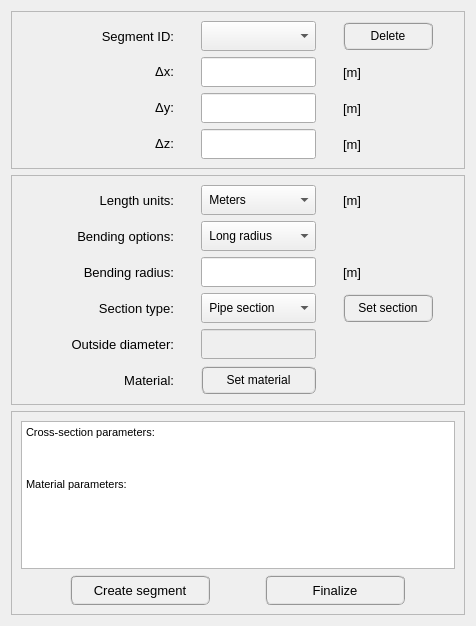
Above: data/user_input/ui_files/Model/geometry/add_widget.ui from open-pulse/OpenPulse before the change. Below: the same form after it.
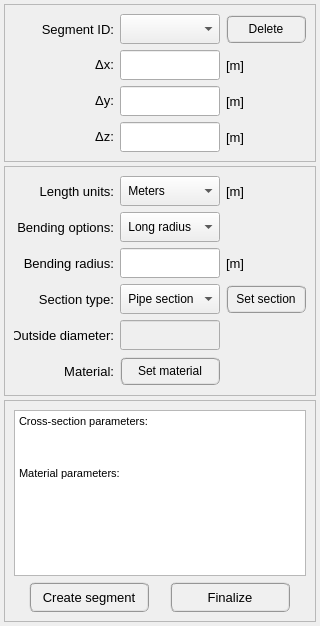
That is the form after the change.

```diff
--- a/data/user_input/ui_files/Model/geometry/add_widget.ui
+++ b/data/user_input/ui_files/Model/geometry/add_widget.ui
@@ -6,7 +6,7 @@
    <rect>
     <x>0</x>
     <y>0</y>
-    <width>476</width>
+    <width>320</width>
     <height>626</height>
    </rect>
   </property>
@@ -14,6 +14,21 @@
    <string>Form</string>
   </property>
   <layout class="QVBoxLayout" name="verticalLayout">
+   <property name="spacing">
+    <number>4</number>
+   </property>
+   <property name="leftMargin">
+    <number>4</number>
+   </property>
+   <property name="topMargin">
+    <number>4</number>
+   </property>
+   <property name="rightMargin">
+    <number>4</number>
+   </property>
+   <property name="bottomMargin">
+    <number>4</number>
+   </property>
    <item>
     <widget class="QFrame" name="frame_3">
      <property name="sizePolicy">
@@ -33,7 +48,7 @@
        <widget class="QLineEdit" name="lineEdit_delta_y">
         <property name="minimumSize">
          <size>
-          <width>108</width>
+          <width>100</width>
           <height>30</height>
          </size>
         </property>
@@ -57,7 +72,7 @@
        <widget class="QLabel" name="label_10">
         <property name="minimumSize">
          <size>
-          <width>132</width>
+          <width>100</width>
           <height>30</height>
          </size>
         </property>
@@ -96,7 +111,7 @@
        <widget class="QLabel" name="label_2">
         <property name="minimumSize">
          <size>
-          <width>132</width>
+          <width>100</width>
           <height>30</height>
          </size>
         </property>
@@ -138,7 +153,7 @@
        <widget class="QLabel" name="label">
         <property name="minimumSize">
          <size>
-          <width>132</width>
+          <width>100</width>
           <height>30</height>
          </size>
         </property>
@@ -168,7 +183,7 @@
        <widget class="QComboBox" name="comboBox_segment_id">
         <property name="minimumSize">
          <size>
-          <width>108</width>
+          <width>100</width>
           <height>30</height>
          </size>
         </property>
@@ -192,7 +207,7 @@
        <widget class="QLabel" name="label_3">
         <property name="minimumSize">
          <size>
-          <width>132</width>
+          <width>100</width>
           <height>30</height>
          </size>
         </property>
@@ -222,7 +237,7 @@
        <widget class="QLineEdit" name="lineEdit_delta_z">
         <property name="minimumSize">
          <size>
-          <width>108</width>
+          <width>100</width>
           <height>30</height>
          </size>
         </property>
@@ -258,13 +273,13 @@
        <widget class="QPushButton" name="pushButton_delete_segment">
         <property name="minimumSize">
          <size>
-          <width>90</width>
+          <width>80</width>
           <height>28</height>
          </size>
         </property>
         <property name="maximumSize">
          <size>
-          <width>90</width>
+          <width>80</width>
           <height>28</height>
          </size>
         </property>
@@ -294,7 +309,7 @@
        <widget class="QLineEdit" name="lineEdit_delta_x">
         <property name="minimumSize">
          <size>
-          <width>108</width>
+          <width>100</width>
           <height>30</height>
          </size>
         </property>
@@ -336,7 +351,7 @@
        <widget class="QLabel" name="label_7">
         <property name="minimumSize">
          <size>
-          <width>132</width>
+          <width>100</width>
           <height>30</height>
          </size>
         </property>
@@ -363,7 +378,7 @@
        <widget class="QLabel" name="label_8">
         <property name="minimumSize">
          <size>
-          <width>132</width>
+          <width>100</width>
           <height>30</height>
          </size>
         </property>
@@ -390,7 +405,7 @@
        <widget class="QLabel" name="label_6">
         <property name="minimumSize">
          <size>
-          <width>132</width>
+          <width>100</width>
           <height>30</height>
          </size>
         </property>
@@ -417,7 +432,7 @@
        <widget class="QLineEdit" name="lineEdit_bending_radius">
         <property name="minimumSize">
          <size>
-          <width>108</width>
+          <width>100</width>
           <height>30</height>
          </size>
         </property>
@@ -441,7 +456,7 @@
        <widget class="QLabel" name="label_9">
         <property name="minimumSize">
          <size>
-          <width>132</width>
+          <width>100</width>
           <height>30</height>
          </size>
         </property>
@@ -468,7 +483,7 @@
        <widget class="QComboBox" name="comboBox_length_unit">
         <property name="minimumSize">
          <size>
-          <width>108</width>
+          <width>100</width>
           <height>30</height>
          </size>
         </property>
@@ -504,7 +519,7 @@
        <widget class="QLabel" name="label_5">
         <property name="minimumSize">
          <size>
-          <width>132</width>
+          <width>100</width>
           <height>30</height>
          </size>
         </property>
@@ -543,7 +558,7 @@
        <widget class="QComboBox" name="comboBox_section_type">
         <property name="minimumSize">
          <size>
-          <width>108</width>
+          <width>100</width>
           <height>30</height>
          </size>
         </property>
@@ -586,7 +601,7 @@
        <widget class="QLabel" name="label_4">
         <property name="minimumSize">
          <size>
-          <width>132</width>
+          <width>100</width>
           <height>30</height>
          </size>
         </property>
@@ -616,7 +631,7 @@
         </property>
         <property name="minimumSize">
          <size>
-          <width>108</width>
+          <width>100</width>
           <height>30</height>
          </size>
         </property>
@@ -640,7 +655,7 @@
        <widget class="QComboBox" name="comboBox_bending_type">
         <property name="minimumSize">
          <size>
-          <width>108</width>
+          <width>100</width>
           <height>30</height>
          </size>
         </property>
@@ -681,13 +696,13 @@
        <widget class="QPushButton" name="pushButton_set_cross_section">
         <property name="minimumSize">
          <size>
-          <width>90</width>
+          <width>80</width>
           <height>28</height>
          </size>
         </property>
         <property name="maximumSize">
          <size>
-          <width>90</width>
+          <width>80</width>
           <height>28</height>
          </size>
         </property>
@@ -717,7 +732,7 @@
        <widget class="QPushButton" name="pushButton_set_material">
         <property name="minimumSize">
          <size>
-          <width>108</width>
+          <width>100</width>
           <height>28</height>
          </size>
         </property>
@@ -785,12 +800,12 @@
          <string>&lt;!DOCTYPE HTML PUBLIC &quot;-//W3C//DTD HTML 4.0//EN&quot; &quot;http://www.w3.org/TR/REC-html40/strict.dtd&quot;&gt;
 &lt;html&gt;&lt;head&gt;&lt;meta name=&quot;qrichtext&quot; content=&quot;1&quot; /&gt;&lt;style type=&quot;text/css&quot;&gt;
 p, li { white-space: pre-wrap; }
-&lt;/style&gt;&lt;/head&gt;&lt;body style=&quot; font-family:'Cantarell'; font-size:11pt; font-weight:400; font-style:normal;&quot;&gt;
-&lt;p style=&quot; margin-top:0px; margin-bottom:0px; margin-left:0px; margin-right:0px; -qt-block-indent:0; text-indent:0px;&quot;&gt;&lt;span style=&quot; font-family:'MS Shell Dlg 2'; font-size:8pt;&quot;&gt;Cross-section parameters:&lt;/span&gt;&lt;/p&gt;
-&lt;p style=&quot;-qt-paragraph-type:empty; margin-top:0px; margin-bottom:0px; margin-left:0px; margin-right:0px; -qt-block-indent:0; text-indent:0px; font-family:'MS Shell Dlg 2'; font-size:8pt;&quot;&gt;&lt;br /&gt;&lt;/p&gt;
-&lt;p style=&quot;-qt-paragraph-type:empty; margin-top:0px; margin-bottom:0px; margin-left:0px; margin-right:0px; -qt-block-indent:0; text-indent:0px; font-family:'MS Shell Dlg 2'; font-size:8pt;&quot;&gt;&lt;br /&gt;&lt;/p&gt;
-&lt;p style=&quot;-qt-paragraph-type:empty; margin-top:0px; margin-bottom:0px; margin-left:0px; margin-right:0px; -qt-block-indent:0; text-indent:0px; font-family:'MS Shell Dlg 2'; font-size:8pt;&quot;&gt;&lt;br /&gt;&lt;/p&gt;
-&lt;p style=&quot; margin-top:0px; margin-bottom:0px; margin-left:0px; margin-right:0px; -qt-block-indent:0; text-indent:0px;&quot;&gt;&lt;span style=&quot; font-family:'MS Shell Dlg 2'; font-size:8pt;&quot;&gt;Material parameters:&lt;/span&gt;&lt;/p&gt;&lt;/body&gt;&lt;/html&gt;</string>
+&lt;/style&gt;&lt;/head&gt;&lt;body style=&quot; font-family:'MS Shell Dlg 2'; font-size:8.25pt; font-weight:400; font-style:normal;&quot;&gt;
+&lt;p style=&quot; margin-top:0px; margin-bottom:0px; margin-left:0px; margin-right:0px; -qt-block-indent:0; text-indent:0px;&quot;&gt;&lt;span style=&quot; font-size:8pt;&quot;&gt;Cross-section parameters:&lt;/span&gt;&lt;/p&gt;
+&lt;p style=&quot;-qt-paragraph-type:empty; margin-top:0px; margin-bottom:0px; margin-left:0px; margin-right:0px; -qt-block-indent:0; text-indent:0px; font-size:8pt;&quot;&gt;&lt;br /&gt;&lt;/p&gt;
+&lt;p style=&quot;-qt-paragraph-type:empty; margin-top:0px; margin-bottom:0px; margin-left:0px; margin-right:0px; -qt-block-indent:0; text-indent:0px; font-size:8pt;&quot;&gt;&lt;br /&gt;&lt;/p&gt;
+&lt;p style=&quot;-qt-paragraph-type:empty; margin-top:0px; margin-bottom:0px; margin-left:0px; margin-right:0px; -qt-block-indent:0; text-indent:0px; font-size:8pt;&quot;&gt;&lt;br /&gt;&lt;/p&gt;
+&lt;p style=&quot; margin-top:0px; margin-bottom:0px; margin-left:0px; margin-right:0px; -qt-block-indent:0; text-indent:0px;&quot;&gt;&lt;span style=&quot; font-size:8pt;&quot;&gt;Material parameters:&lt;/span&gt;&lt;/p&gt;&lt;/body&gt;&lt;/html&gt;</string>
         </property>
        </widget>
       </item>
@@ -800,13 +815,13 @@
          <widget class="QPushButton" name="pushButton_create_segment">
           <property name="minimumSize">
            <size>
-            <width>140</width>
+            <width>120</width>
             <height>30</height>
            </size>
           </property>
           <property name="maximumSize">
            <size>
-            <width>140</width>
+            <width>120</width>
             <height>30</height>
            </size>
           </property>
@@ -839,13 +854,13 @@
          <widget class="QPushButton" name="pushButton_finalize">
           <property name="minimumSize">
            <size>
-            <width>140</width>
+            <width>120</width>
             <height>30</height>
            </size>
           </property>
           <property name="maximumSize">
            <size>
-            <width>140</width>
+            <width>120</width>
             <height>30</height>
            </size>
           </property>
```
